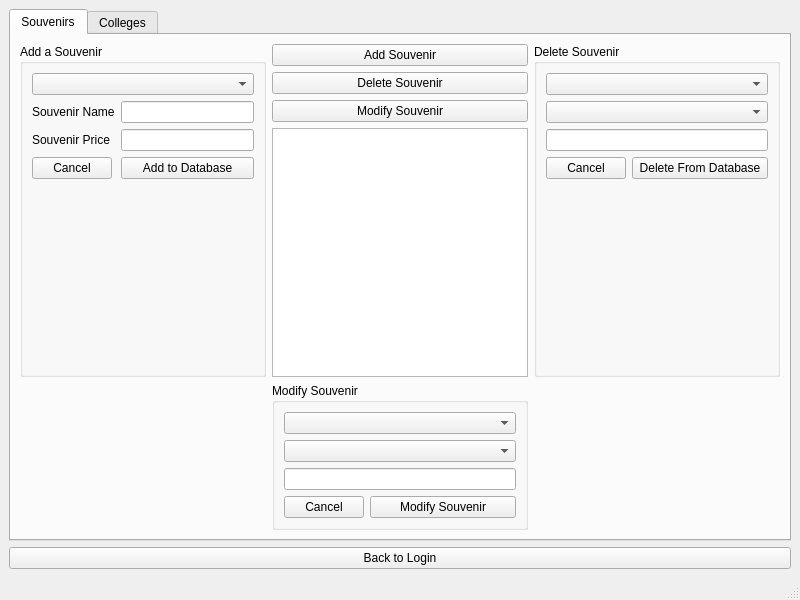
The window that Group_Project_1/adminwindow.ui (Cyrus-Riahi/CS1D-P1) describes before a commit, drawn with Qt 5.
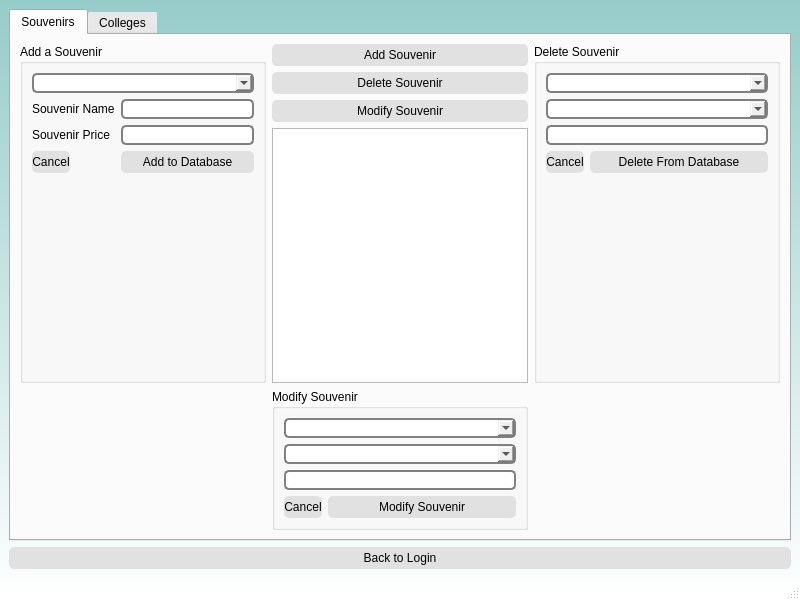
The same window after the commit.

Patch:
```diff
--- a/Group_Project_1/adminwindow.ui
+++ b/Group_Project_1/adminwindow.ui
@@ -13,6 +13,28 @@
   <property name="windowTitle">
    <string>MainWindow</string>
   </property>
+  <property name="styleSheet">
+   <string notr="true">.QLineEdit, .QComboBox
+{
+border: 2px solid gray;
+}
+#adminWindow
+{
+	
+	background-color: qlineargradient(spread:pad, x1:0, y1:0, x2:0, y2:1, stop:0 rgba(150, 204, 201, 255), stop:1 rgba(255, 255, 255, 255));
+}
+.QLineEdit, .QComboBox
+{
+border-radius:5px;
+}
+
+.QPushButton
+{
+	border-radius: 5px;	
+	height:22px;
+background-color: rgb(225, 225, 225);
+}</string>
+  </property>
   <widget class="QWidget" name="centralwidget">
    <layout class="QVBoxLayout" name="verticalLayout_3">
     <item>
```
Left out of the diff: 45 changed lines with no effect on the pictures.
